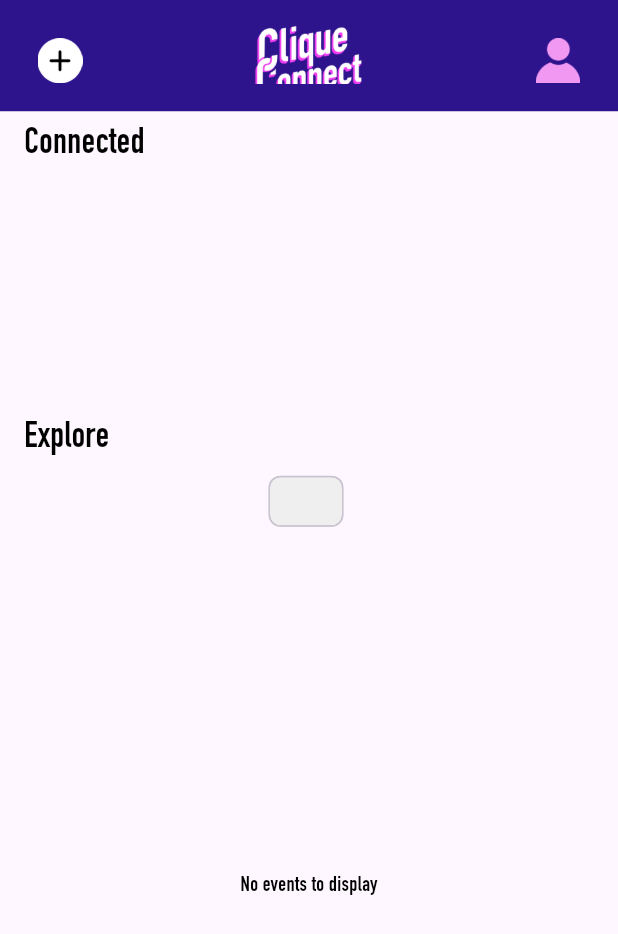
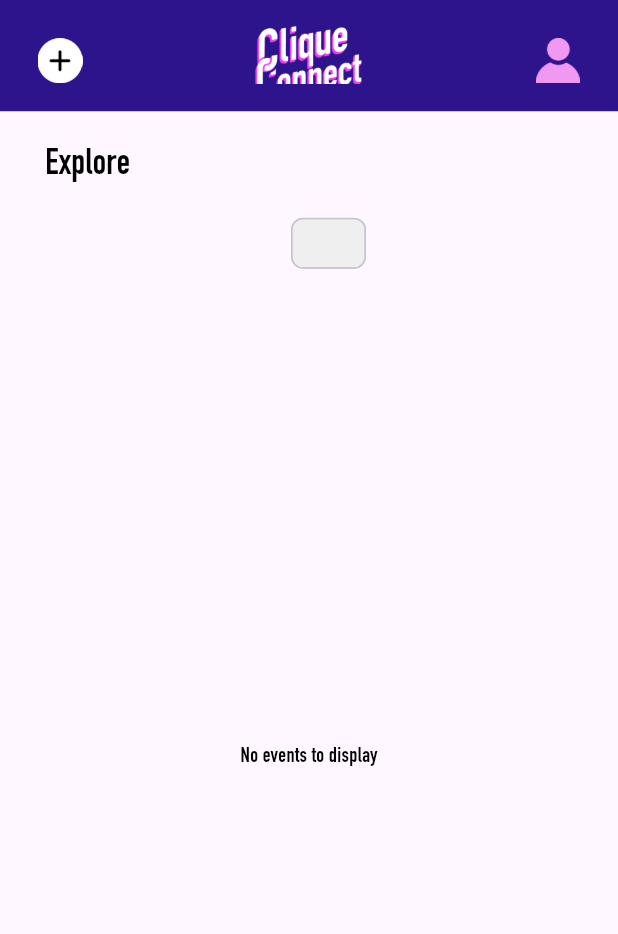
Before and after one commit to RabensteinerDavid/CliqueConnect, a Flutter app: the EventHome screen opened directly, on a phone screen of 412 x 824 dp. Shown: the top 934 px of the screen. Run offline on Flutter 3.47's test engine with Material 3 defaults, Android fonts, the phone set to English and light mode, and no system bars; drawn by our look-alikes of carousel_slider; our stand-ins replace cloud_firestore, firebase_auth, firebase_core, firebase_storage, flutter_map, geocoding and 7 more; missing offline and left inert: firebase_ui_auth, flutter_map_marker_cluster, flutter_neat_and_clean_calendar, mapbox_gl, rrule; accounts and stored records are empty.

Commit message:
Impemented Connected
doesn't reload when comming from another Page

```diff
--- a/App/lib/components/EventHome.dart
+++ b/App/lib/components/EventHome.dart
@@ -1,9 +1,11 @@
 import 'package:carousel_slider/carousel_slider.dart';
 import 'package:cloud_firestore/cloud_firestore.dart';
+import 'package:firebase_auth/firebase_auth.dart';
 import 'package:flutter/material.dart';
 import 'package:stacked_card_carousel/stacked_card_carousel.dart';
 import 'package:test_clique_connect/components/AddEventForm.dart';
 import 'package:test_clique_connect/components/AnimatedMarkersMap_NEW.dart';
+import 'package:test_clique_connect/components/Calendar.dart';
 import 'package:test_clique_connect/components/ProfileView.dart';
 import 'package:test_clique_connect/main.dart';
 
@@ -20,17 +22,55 @@ class EventHome extends StatefulWidget {
 
 class _EventHomeState extends State<EventHome> {
   final firestore = FirebaseFirestore.instance;
-  static const eventBoxSize = 230.0;
+  User? user = FirebaseAuth.instance.currentUser;
+
+  static const eventBoxSize = 260.0;
   static const textLength = 30;
   List<Map<String, dynamic>> eventList = [];
   List<Map<String, dynamic>> eventListShowing = [];
   static Set<String> filterCategories = <String>{};
 
+  List<String> connectedEventsName = [];
+  List<Map<String, dynamic>> connectedEvents = [];
+
+
   @override
   void initState() {
     super.initState();
-    getEventData();
+    _initializeData();
+    getConnectedEvents();
   }
+
+  Future<void> _initializeData() async {
+    //macht das die daten erst geladen werden bevor weitergeben werden
+    await getEventData().then((_) {
+      getConnectedEvents();
+    });
+  }
+
+  Future<void> getConnectedEvents() async {
+    List<String> connectedEventNames = await getConnectedEventsNames();
+    List<Map<String, dynamic>> connectedEvents = [];
+
+    List<Map<String, dynamic>> personalEventData = eventList;
+
+    for (String eventName in connectedEventNames) {
+      Map<String, dynamic>? foundEvent = personalEventData.firstWhere(
+            (event) => event['eventName'] == eventName,
+        orElse: () => {},
+      );
+
+      if (foundEvent.isNotEmpty) {
+        connectedEvents.add(foundEvent);
+      }
+    }
+
+    setState(() {
+      this.connectedEvents = connectedEvents;
+    });
+  }
+
+
 
   void setFilterCategories(Set<String> newFilterCategories) {
     setState(() {
@@ -46,6 +86,25 @@ class _EventHomeState extends State<EventHome> {
       eventListShowing =
           eventList.where((event) => filters.contains(event['eventCategory'])).toList();
     }
+  }
+
+  Future<List<String>> getConnectedEventsNames() async {
+    List<String> connectedEvents = [];
+    var userID = user?.uid;
+
+    if (userID != null) {
+      final snapshot = await firestore.collection("users").doc(userID).get();
+
+      if (snapshot.exists) {
+        final data = snapshot.data() as Map<String, dynamic>;
+        var userGroup = data["groups"];
+
+        for(var group in userGroup) {
+          connectedEvents.add(group.split("_")[1]);
+        }
+      }
+    }
+    return connectedEvents;    return connectedEvents;
   }
 
   PreferredSizeWidget buildAppBar() {
@@ -104,18 +163,22 @@ class _EventHomeState extends State<EventHome> {
     );
   }
 
+
   @override
   Widget build(BuildContext context) {
     return Scaffold(
+
       appBar: buildAppBar(),
       body: Material(
         child: Column(
           crossAxisAlignment: CrossAxisAlignment.start,
+
           children: [
+            if (connectedEvents.isNotEmpty)
             Align(
               alignment: Alignment.topLeft,
               child: Container(
-                margin: const EdgeInsets.only(left: 16.0, top: 6.0, bottom: 0),
+                margin: const EdgeInsets.only(left: 30.0, top: 20.0, bottom: 10),
                 child: const Text(
                   "Connected",
                   style: TextStyle(
@@ -126,32 +189,37 @@ class _EventHomeState extends State<EventHome> {
                 ),
               ),
             ),
+            if (connectedEvents.isNotEmpty)
             Container(
-              margin: const EdgeInsets.only(top: 0.0),
+              margin: const EdgeInsets.only(top: 0.0, left: 30),
               child: Transform(
-                transform: Matrix4.translationValues(-300 / 8, 0, 0),
+                transform: Matrix4.translationValues(0, 0, 0),
                 child: CarouselSlider.builder(
-                  itemCount: eventList.length,
+                  itemCount: connectedEvents.length,
                   options: CarouselOptions(
+                    scrollPhysics: const BouncingScrollPhysics(),
                     height: 150.0,
-                    enlargeCenterPage: true,
                     enableInfiniteScroll: false,
                     viewportFraction: 0.5,
+                    pageSnapping: false,
+                    padEnds: false,
                   ),
                   itemBuilder: (context, index, realIndex) {
-                    String eventName = eventList[index]['eventName'];
+                    String eventName = connectedEvents[index]['eventName'];
                     if (eventName.length > textLength) {
                       eventName = eventName.substring(0, textLength) + '...';
                     }
 
-                    return GestureDetector(
+                    return Padding(
+                      padding: const EdgeInsets.only(right: 8), // Adjust spacing as needed
+                      child: GestureDetector(
                         onTap: () {
                           Navigator.push(
                             context,
                             MaterialPageRoute(
                               builder: (context) => Event(
-                              eventName: eventList[index]['eventName'],
-                              eventCategory: eventList[index]['eventCategory'],
+                                eventName: connectedEvents[index]['eventName'],
+                                eventCategory: connectedEvents[index]['eventCategory'],
                               ),
                             ),
                           );
@@ -160,7 +228,7 @@ class _EventHomeState extends State<EventHome> {
                           child: Stack(
                             children: [
                               Image.network(
-                              eventList[index]['imgURL'],
+                                connectedEvents[index]['imgURL'],
                                 height: 150.0,
                                 fit: BoxFit.fitHeight,
                               ),
@@ -184,16 +252,18 @@ class _EventHomeState extends State<EventHome> {
                             ],
                           ),
                         ),
+                      ),
                     );
                   },
                 ),
               ),
             ),
 
+
             Align(
               alignment: Alignment.topLeft,
               child: Container(
-                margin: const EdgeInsets.only(left: 16.0, top: 12.0, bottom: 0),
+                margin: const EdgeInsets.only(left: 30.0, top: 20.0, bottom: 10),
                 child: const Text(
                   "Explore",
                   style: TextStyle(
@@ -207,10 +277,14 @@ class _EventHomeState extends State<EventHome> {
 
             const Align(
               alignment: Alignment.center,
+              child: Padding(
+                padding: const EdgeInsets.only(left: 30),
                 child: SingleChildScrollView(
                 scrollDirection: Axis.horizontal,
                 child: FilterChipExample(),
                 ),
+              ),
+
             ),
 
             Expanded(
@@ -333,7 +407,7 @@ class _EventHomeState extends State<EventHome> {
               });
             }
 
-            print('Event: $key, Category: ${activityDoc.id}');
+            //print('Event: $key, Category: ${activityDoc.id}');
           }
         });
       });
--- a/App/pubspec.yaml
+++ b/App/pubspec.yaml
@@ -103,7 +103,6 @@ flutter:
     - assets/Event/OffTopic.png
 
 
-    - assets/icons/
     - assets/cliqueConnect.png
     - assets/intro.mp4
     - assets/Marker.png
```
Lines whose indentation alone changed are shown as unchanged.
